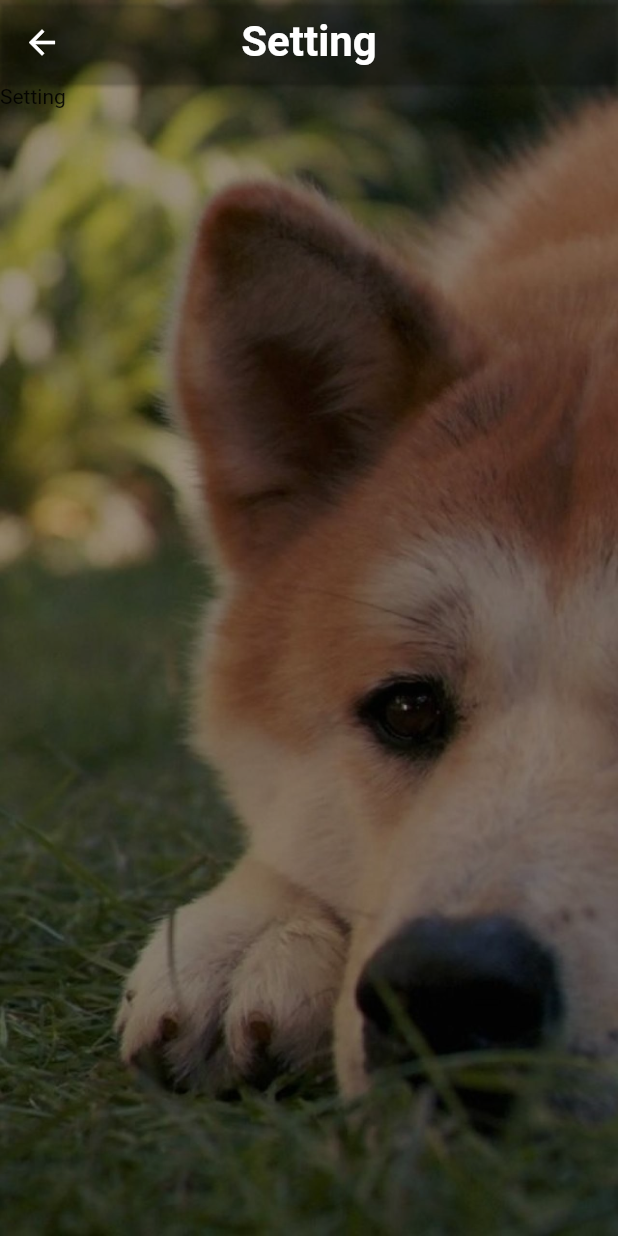
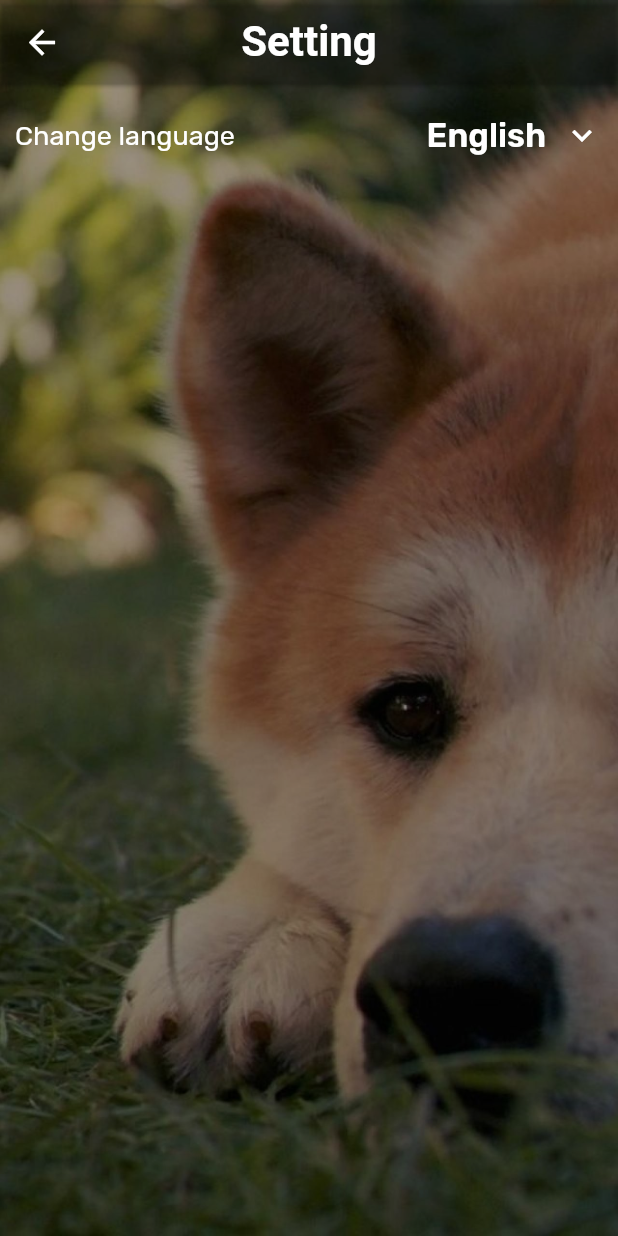
Before and after one commit to alreadybe/dog_assist, a Flutter app: the Settings screen opened by its route, on a phone screen of 412 x 824 dp. Run offline on Flutter 3.47's test engine with Material 2 defaults, Android fonts, the phone set to English and light mode, and no system bars; our stand-ins replace google_fonts, shared_preferences; accounts and stored records are empty.

Commit message:
add settings screen + change language

```diff
--- a/lib/components/Statistics/TotalByMonth.dart
+++ b/lib/components/Statistics/TotalByMonth.dart
@@ -22,7 +22,6 @@ class TotalByMonthState extends State<TotalByMonth> {
   @override
   void initState() {
     open = false;
-    print('initialse');
     super.initState();
   }
 
--- a/lib/l10n/intl_en.arb
+++ b/lib/l10n/intl_en.arb
@@ -8,5 +8,10 @@
     "train": "Trainning",
     "health": "Health",
     "hygiene": "Hygiene",
-    "other": "Other"
+    "other": "Other",
+    "changeLang": "Change language",
+    "ru": "Русский",
+    "en": "English",
+    "setBack": "Set background image",
+    "test": "Feed dog at 14:30"
 }
--- a/lib/screens/settings.dart
+++ b/lib/screens/settings.dart
@@ -1,4 +1,5 @@
 import 'package:flutter/material.dart';
+import 'package:google_fonts/google_fonts.dart';
 
 import '../generated/l10n.dart';
 
@@ -12,8 +13,31 @@ class Settings extends StatefulWidget {
 }
 
 class _SettingsState extends State<Settings> {
+  bool initLocal = false;
+  String currentLocale = '';
+
+  String getValueLocal(value) {
+    if (value == 'ru') return "Русский";
+    if (value == 'en') return "English";
+  }
+
+  @override
+  void initState() {
+    initLocal = true;
+    super.initState();
+  }
+
   @override
   Widget build(BuildContext context) {
+    String defaulLocal = Localizations.localeOf(context).toString();
+
+    if (initLocal) {
+      setState(() {
+        currentLocale = getValueLocal(defaulLocal);
+        initLocal = false;
+      });
+    }
+
     return Container(
         decoration: BoxDecoration(
             image: DecorationImage(
@@ -24,7 +48,74 @@ class _SettingsState extends State<Settings> {
                 child: HeaderBar(S.of(context).settings, true, false),
                 preferredSize: Size(double.infinity, kToolbarHeight)),
             body: Container(
-              child: Text('Setting'),
+              child: Column(
+                children: <Widget>[
+                  Container(
+                    margin: EdgeInsets.only(top: 10, left: 10),
+                    child: Row(
+                      crossAxisAlignment: CrossAxisAlignment.center,
+                      mainAxisAlignment: MainAxisAlignment.spaceBetween,
+                      children: <Widget>[
+                        Text(
+                          S.of(context).changeLang,
+                          style: GoogleFonts.rubik(
+                              textStyle: TextStyle(
+                                  color: Colors.white,
+                                  fontSize: 18,
+                                  fontWeight: FontWeight.w400)),
+                        ),
+                        Container(
+                          child: Row(
+                            crossAxisAlignment: CrossAxisAlignment.center,
+                            children: <Widget>[
+                              Text(currentLocale,
+                                  style: GoogleFonts.rubik(
+                                      textStyle: TextStyle(
+                                          color: Colors.white,
+                                          fontSize: 22,
+                                          fontWeight: FontWeight.w600))),
+                              PopupMenuButton(
+                                onSelected: (value) async {
+                                  await S.load(Locale(value));
+                                  setState(() {
+                                    currentLocale = getValueLocal(value);
+                                  });
+                                },
+                                icon: Icon(
+                                  Icons.keyboard_arrow_down,
+                                  color: Colors.white,
+                                  size: 26,
+                                ),
+                                itemBuilder: (BuildContext context) =>
+                                    <PopupMenuEntry>[
+                                  PopupMenuItem(
+                                      value: 'ru',
+                                      child: Text("Русский",
+                                          style: GoogleFonts.rubik(
+                                              textStyle: TextStyle(
+                                                  color: Colors.black,
+                                                  fontSize: 20,
+                                                  fontWeight:
+                                                      FontWeight.w400)))),
+                                  PopupMenuItem(
+                                      value: 'en',
+                                      child: Text("English",
+                                          style: GoogleFonts.rubik(
+                                              textStyle: TextStyle(
+                                                  color: Colors.black,
+                                                  fontSize: 20,
+                                                  fontWeight:
+                                                      FontWeight.w400)))),
+                                ],
+                              ),
+                            ],
+                          ),
+                        ),
+                      ],
+                    ),
+                  )
+                ],
+              ),
             )));
   }
 }
--- a/pubspec.yaml
+++ b/pubspec.yaml
@@ -33,7 +33,9 @@ dependencies:
   cloud_firestore: ^0.12.9+5
 
   google_fonts: ^1.0.0
+
   path_provider: ^1.6.7
+  shared_preferences: ^0.5.7
 
   intl: ^0.16.1
   intl_translation: ^0.17.10
```
Also changed, not shown: lib/components/HomePage/AppBody.dart (+10 -11 lines), lib/l10n/intl_ru.arb (+6 -1 lines), lib/main.dart (+35 -3 lines), lib/generated/intl/messages_en.dart, lib/generated/intl/messages_ru.dart, lib/generated/l10n.dart, pubspec.lock.
